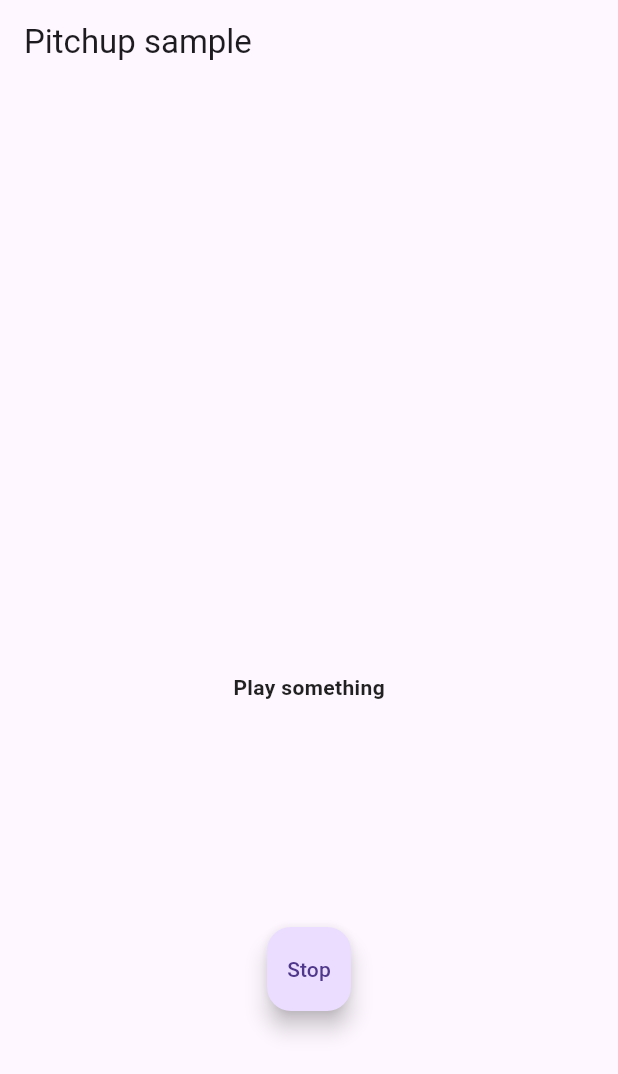
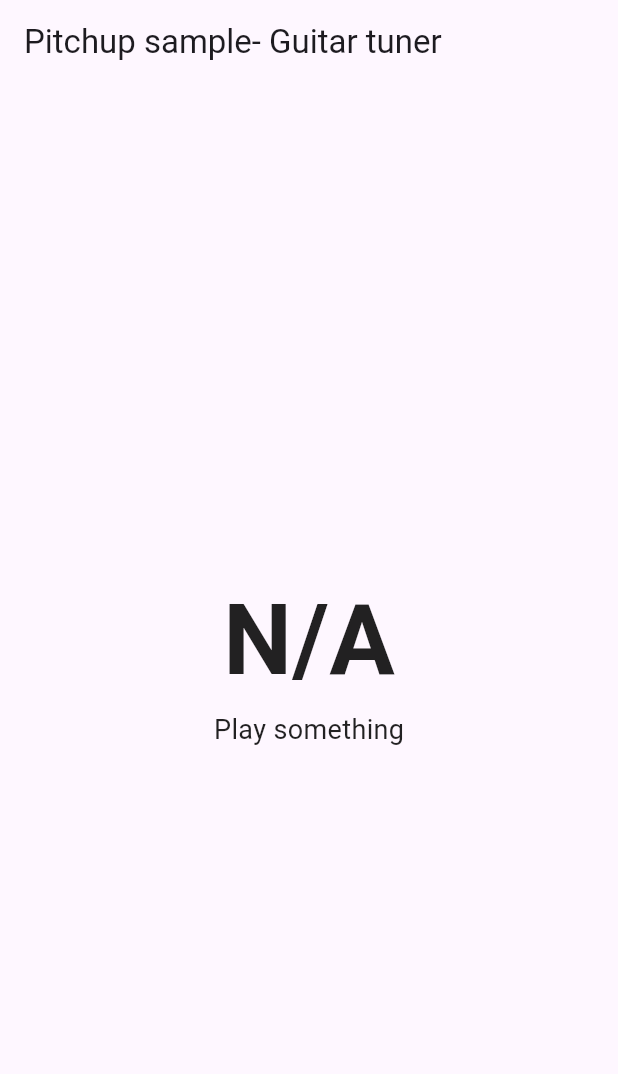
Before and after one commit to techpotatoes/pitchup_flutter_sample, a Flutter app: the screen it shows after launch, on a phone screen of 412 x 824 dp. Shown: the top 1074 px of the screen. Run offline on Flutter 3.47's test engine with Material 3 defaults, Android fonts, the phone set to English and light mode, and no system bars; our stand-ins replace flutter_bloc; missing offline and left inert: buffered_list_stream, pitch_detector_dart, pitchupdart, record; statements that could not run were skipped.

Commit message:
Updating sample to use new record library available in more platforms

```diff
--- a/lib/home/home_screen.dart
+++ b/lib/home/home_screen.dart
@@ -8,47 +8,32 @@ class HomeScreen extends StatelessWidget {
   @override
   Widget build(BuildContext context) {
     final pitchCubitState = context.watch<PitchCubit>().state;
-    final pitchCubit = context.read<PitchCubit>();
 
     return Scaffold(
       appBar: AppBar(
-        title: const Text("Pitchup sample"),
+        title: const Text("Pitchup sample- Guitar tuner"),
       ),
       body: Center(
-        child: Column(children: [
-          Center(
-              child: Text(
+        child: Column(
+          crossAxisAlignment: CrossAxisAlignment.center,
+          mainAxisAlignment: MainAxisAlignment.center,
+          mainAxisSize: MainAxisSize.max,
+          children: [
+            Text(
               pitchCubitState.note,
               style: const TextStyle(
                   color: Colors.black87,
-                fontSize: 25.0,
-                fontWeight: FontWeight.bold),
-          )),
-          const Spacer(),
-          Center(
-              child: Text(
+                  fontSize: 65.0,
+                  fontWeight: FontWeight.bold
+              ),
+            ),
+            Text(
              pitchCubitState.status,
               style: const TextStyle(
                 color: Colors.black87,
-                fontSize: 14.0,
-                fontWeight: FontWeight.bold),
-          )),
-          Expanded(
-            child: Row(
-              children: [
-                Expanded(
-                  child: Center(
-                    child: FloatingActionButton(
-                        onPressed: () {
-                          pitchCubit.stop();
-                        },
-                        child: const Text("Stop")
-                    )
-                  )
+                fontSize: 18.0,
               ),
-              ],
-            )
-          )
+            ),
         ]),
       ),
     );
--- a/lib/home/pitch_cubit.dart
+++ b/lib/home/pitch_cubit.dart
@@ -1,49 +1,71 @@
+import 'dart:typed_data';
+
+import 'package:buffered_list_stream/buffered_list_stream.dart';
 import 'package:flutter/foundation.dart';
-import 'package:flutter_audio_capture/flutter_audio_capture.dart';
 import 'package:flutter_bloc/flutter_bloc.dart';
 import 'package:pitch_detector_dart/pitch_detector.dart';
 import 'package:pitchupdart/pitch_handler.dart';
+import 'package:pitchupdart/tuning_status.dart';
 import 'package:pitchupfluttersample/home/tunning_state.dart';
+import 'package:record/record.dart';
 
 class PitchCubit extends Cubit<TunningState> {
-  final FlutterAudioCapture _audioRecorder;
+
+  final AudioRecorder _audioRecorder;
   final PitchDetector _pitchDetectorDart;
   final PitchHandler _pitchupDart;
 
   PitchCubit(this._audioRecorder, this._pitchDetectorDart, this._pitchupDart):
-   super(TunningState(note: "", status: "Play something")) {
+   super(TunningState(note: "N/A", status: "Play something")) {
     _init();
   }
 
-  _init() {
-    _audioRecorder.start(_listener, onError,
-        sampleRate: 44100, bufferSize: 3000);
-  }
+  _init() async {
 
-  void stop() {
-    _audioRecorder.stop();
+    final recordStream = await _audioRecorder.startStream(
+      const RecordConfig(
+        encoder: AudioEncoder.pcm16bits,
+        numChannels: 1,
+        bitRate: 128000,
+        sampleRate: PitchDetector.DEFAULT_SAMPLE_RATE,
+      )
+    );
 
-    emit(TunningState(
-      note: "",
-      status: "Not listening - STOPPED",
-    ));
-  }
+    var audioSampleBufferedStream = bufferedListStream(
+      recordStream.map((event) {
+        return event.toList();
+      }),
+      //The library converts a PCM16 to 8bits internally. So we need twice as many bytes
+      PitchDetector.DEFAULT_BUFFER_SIZE * 2,
+      ) ;
 
-  void _listener(dynamic obj) {
-    //Gets the audio sample
-    var buffer = Float64List.fromList(obj.cast<double>());
-    final List<double> audioSample = buffer.toList();
+    await for (var audioSample in audioSampleBufferedStream) {
+      final intBuffer = Uint8List.fromList(audioSample);
 
-    //Uses pitch_detector_dart library to detect a pitch from the audio sample
-    _pitchDetectorDart.getPitch(audioSample).then((detectedPitch) => {
-      if (detectedPitch.pitched) {
-        _pitchupDart.handlePitch(detectedPitch.pitch).then((pitchResult) => {
-          emit(TunningState(
-            note: pitchResult.note,
-            status: pitchResult.tuningStatus.toString(),
-          ))
-        })
-      }
-    });
+      _pitchDetectorDart.getPitchFromIntBuffer(intBuffer).then((detectedPitch) {
+        if (detectedPitch.pitched) {
+           _pitchupDart.handlePitch(detectedPitch.pitch).then((pitchResult) => {
+
+            emit(TunningState(
+              note: pitchResult.note,
+              status: pitchResult.tuningStatus.getDescription(),
+            ))
+          });
+        }
+      });
+    }
   }
 }
+
+extension Description on TuningStatus {
+
+  String getDescription() =>
+    switch(this) {
+      TuningStatus.tuned => "Tuned",
+      TuningStatus.toolow => "Too low. Tighten the string",
+      TuningStatus.toohigh => "Too hig. Give it some slack",
+      TuningStatus.waytoolow => "Way too low. Tighten the string",
+      TuningStatus.waytoohigh => "Way to high. Give it some slack",
+      TuningStatus.undefined => "Note is not in the valid interval.",
+    };
+  }
--- a/lib/main.dart
+++ b/lib/main.dart
@@ -1,12 +1,12 @@
 
 import 'package:flutter/material.dart';
-import 'package:flutter_audio_capture/flutter_audio_capture.dart';
 import 'package:flutter_bloc/flutter_bloc.dart';
 import 'package:pitch_detector_dart/pitch_detector.dart';
 import 'package:pitchupdart/instrument_type.dart';
 import 'package:pitchupdart/pitch_handler.dart';
 import 'package:pitchupfluttersample/home/home_screen.dart';
 import 'package:pitchupfluttersample/home/pitch_cubit.dart';
+import 'package:record/record.dart';
 
 void main() {
   runApp(const MyApp());
@@ -19,11 +19,11 @@ class MyApp extends StatelessWidget {
   Widget build(BuildContext context) {
     return MultiRepositoryProvider(
       providers: [
-        RepositoryProvider<FlutterAudioCapture>(
-          create: (context) => FlutterAudioCapture(),
+        RepositoryProvider<AudioRecorder>(
+          create: (context) => AudioRecorder(),
         ),
         RepositoryProvider<PitchDetector>(
-          create: (context) => PitchDetector(44100, 2000),
+          create: (context) => PitchDetector(),
         ),
         RepositoryProvider<PitchHandler>(
           create: (context) => PitchHandler(InstrumentType.guitar),
@@ -33,7 +33,7 @@ class MyApp extends StatelessWidget {
           providers: [
             BlocProvider<PitchCubit>(
               create: (context) => PitchCubit(
-                context.read<FlutterAudioCapture>(),
+                context.read<AudioRecorder>(),
                 context.read<PitchDetector>(),
                 context.read<PitchHandler>(),
               ),
```
Also changed, not shown: pubspec.yaml (+4 -3 lines), pubspec.lock, 1 other file. Lines whose indentation alone changed are shown as unchanged.
